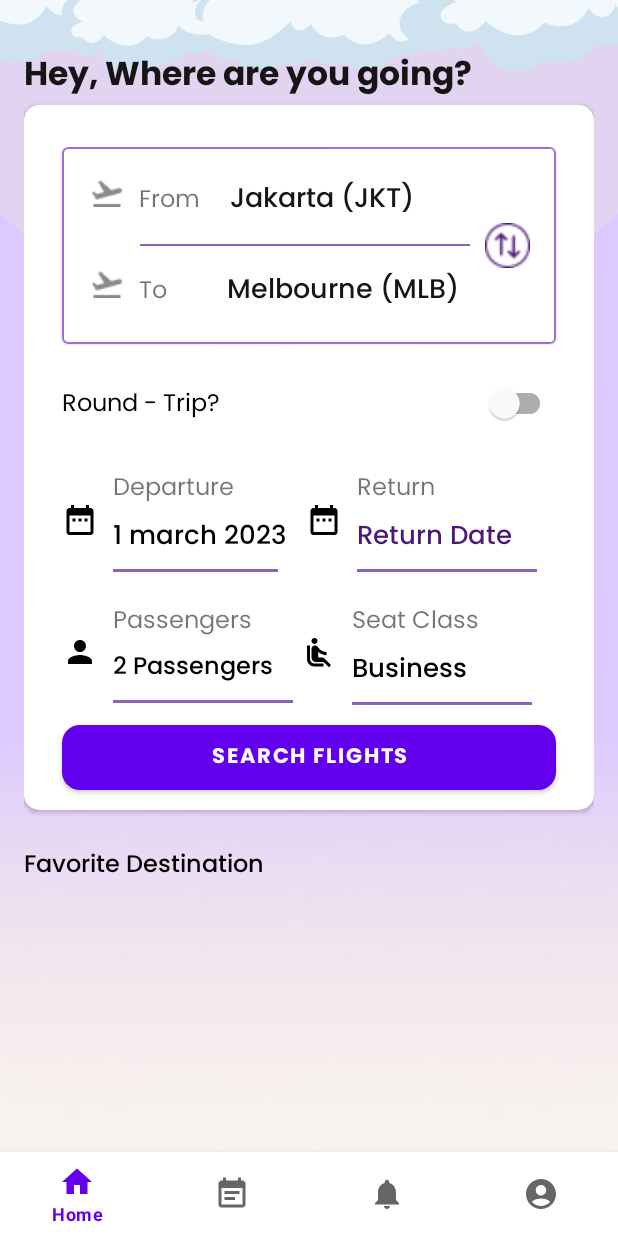
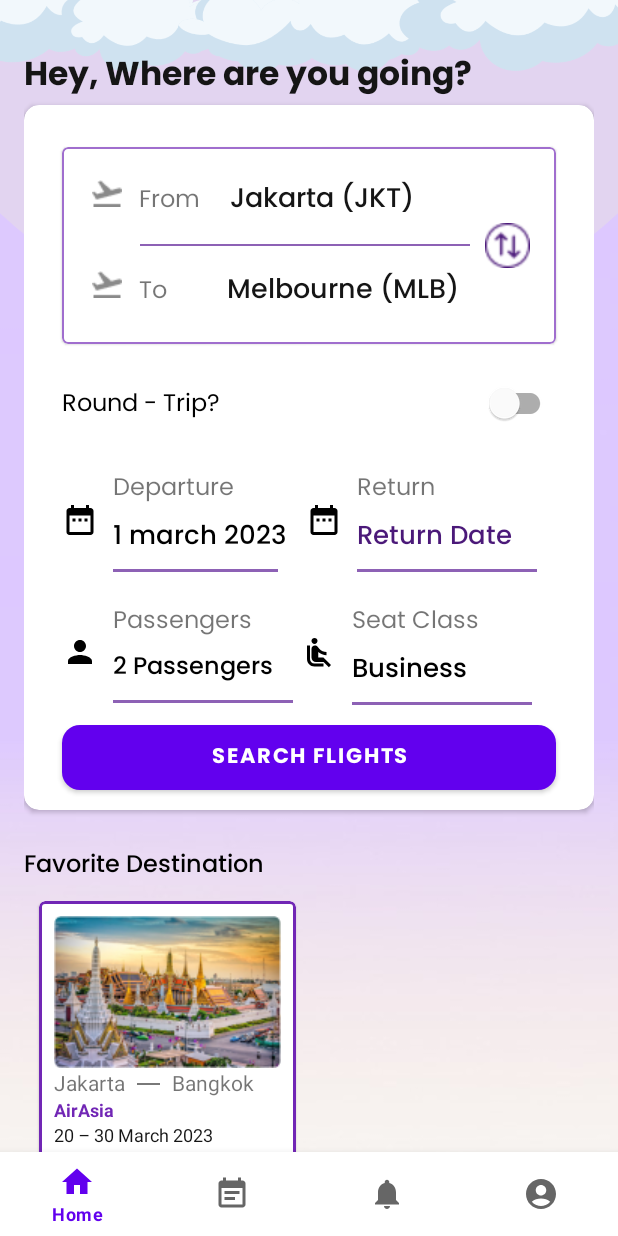
Before and after one commit to TerbangIn/AND-Tiketku, an Android app: the layout fragment_home.xml on its own in the app's theme, with its tools: preview values and no code run, on a phone screen of 412 x 824 dp. Run offline under Robolectric (Android 15) with nearby library versions, the phone set to English and light mode, and no system bars.

Commit message:
Update Item Destination

```diff
--- /dev/null
+++ b/app/src/main/res/layout/bottom_sheet_checkout_non_login.xml
@@ -0,0 +1,7 @@
+<?xml version="1.0" encoding="utf-8"?>
+<androidx.constraintlayout.widget.ConstraintLayout xmlns:android="http://schemas.android.com/apk/res/android"
+    android:layout_width="match_parent"
+    android:layout_height="match_parent">
+
+
+</androidx.constraintlayout.widget.ConstraintLayout>
--- a/app/src/main/res/layout/fragment_home.xml
+++ b/app/src/main/res/layout/fragment_home.xml
@@ -3,9 +3,10 @@
     android:layout_width="match_parent"
     android:layout_height="match_parent"
     xmlns:app="http://schemas.android.com/apk/res-auto"
+    xmlns:tools="http://schemas.android.com/tools"
     android:background="@drawable/baseline_background">
 
-    <ScrollView
+    <androidx.core.widget.NestedScrollView
         android:layout_width="match_parent"
         android:layout_height="wrap_content"
         android:orientation="vertical"
@@ -50,9 +51,11 @@
                         android:layout_marginVertical="28dp"
                         android:layout_marginHorizontal="25dp"
                         app:layout_constraintTop_toTopOf="parent">
+
                         <androidx.constraintlayout.widget.ConstraintLayout
                             android:layout_width="match_parent"
                             android:layout_height="wrap_content">
+
                             <LinearLayout
                                 android:id="@+id/ll_from"
                                 android:layout_width="match_parent"
@@ -99,11 +102,13 @@
                                 android:layout_marginStart="35dp"
                                 android:gravity="center"
                                 app:layout_constraintTop_toBottomOf="@+id/ll_from">
+
                                 <com.google.android.material.divider.MaterialDivider
                                     android:id="@+id/divider_1"
                                     android:layout_width="220dp"
                                     android:layout_height="1dp"
                                     android:background="@color/darkblue03"/>
+
                                 <com.google.android.material.imageview.ShapeableImageView
                                     android:id="@+id/btn_switch"
                                     android:layout_width="30dp"
@@ -148,6 +153,7 @@
                                     android:fontFamily="@font/poppins_medium"
                                     android:layout_marginBottom="20dp"/>
                             </LinearLayout>
+
                         </androidx.constraintlayout.widget.ConstraintLayout>
                     </com.google.android.material.card.MaterialCardView>
                     <LinearLayout
@@ -402,14 +408,22 @@
                 app:layout_constraintStart_toStartOf="parent"
                 app:layout_constraintTop_toBottomOf="@+id/cv_container" />
 
+            <androidx.recyclerview.widget.RecyclerView
+                android:id="@+id/rv_destination"
+                android:layout_width="wrap_content"
+                android:layout_height="wrap_content"
+                app:layout_constraintStart_toStartOf="parent"
+                app:layout_constraintTop_toBottomOf="@id/tv_sign_destination"
+                tools:itemCount="5"
+                tools:listitem="@layout/item_destination" />
 
         </androidx.constraintlayout.widget.ConstraintLayout>
-    </ScrollView>
+    </androidx.core.widget.NestedScrollView>
     <com.google.android.material.bottomnavigation.BottomNavigationView
         android:id="@+id/btn_bottom_navigation"
         android:layout_width="match_parent"
         android:layout_height="wrap_content"
         app:layout_constraintBottom_toBottomOf="parent"
         app:layout_constraintStart_toStartOf="parent"
-        app:menu="@menu/bottom_navigation_menu" />
+        app:menu="@menu/bottom_navigation_menu"/>
 </androidx.constraintlayout.widget.ConstraintLayout>
--- /dev/null
+++ b/app/src/main/res/layout/item_destination.xml
@@ -0,0 +1,101 @@
+<?xml version="1.0" encoding="utf-8"?>
+<com.google.android.material.card.MaterialCardView xmlns:android="http://schemas.android.com/apk/res/android"
+    android:layout_width="match_parent"
+    android:layout_height="match_parent"
+    xmlns:app="http://schemas.android.com/apk/res-auto"
+    android:layout_margin="10dp">
+
+    <com.google.android.material.card.MaterialCardView
+        android:layout_width="wrap_content"
+        android:layout_height="wrap_content"
+        app:strokeColor="@color/darkblue04"
+        app:strokeWidth="2dp">
+
+    <androidx.constraintlayout.widget.ConstraintLayout
+        android:id="@+id/cv_destination"
+        android:layout_width="wrap_content"
+        android:layout_height="wrap_content"
+        app:strokeColor="@color/limegreen03"
+        android:padding="10dp"
+        app:layout_constraintTop_toTopOf="parent"
+        app:layout_constraintStart_toStartOf="parent">
+
+        <com.google.android.material.imageview.ShapeableImageView
+            android:id="@+id/iv_place"
+            android:layout_width="wrap_content"
+            android:layout_height="wrap_content"
+            android:src="@drawable/iv_sample_destionation"
+            app:layout_constraintStart_toStartOf="parent"
+            app:layout_constraintTop_toTopOf="parent"
+            android:scaleType="centerCrop"/>
+        <com.google.android.material.textview.MaterialTextView
+            android:id="@+id/tv_departure"
+            android:layout_width="wrap_content"
+            android:layout_height="wrap_content"
+            android:text="@string/tv_jakarta"
+            app:layout_constraintTop_toBottomOf="@id/iv_place"
+            app:layout_constraintStart_toStartOf="parent"/>
+
+        <com.google.android.material.divider.MaterialDivider
+            android:id="@+id/md_outline"
+            android:layout_width="15dp"
+            android:layout_height="1dp"
+            android:layout_marginHorizontal="8dp"
+            android:layout_marginVertical="10dp"
+            android:background="@color/neutral03"
+            app:layout_constraintStart_toEndOf="@id/tv_departure"
+            app:layout_constraintTop_toBottomOf="@id/iv_place" />
+
+        <com.google.android.material.textview.MaterialTextView
+            android:id="@+id/tv_arrival"
+            android:layout_width="wrap_content"
+            android:layout_height="wrap_content"
+            android:text="@string/tv_bangkok"
+            android:layout_marginStart="8dp"
+            app:layout_constraintTop_toBottomOf="@id/iv_place"
+            app:layout_constraintStart_toEndOf="@id/md_outline"/>
+
+        <com.google.android.material.textview.MaterialTextView
+            android:id="@+id/tv_plane_name"
+            android:layout_width="wrap_content"
+            android:layout_height="wrap_content"
+            android:text="@string/tv_air_asia"
+            android:textSize="12sp"
+            android:textColor="@color/darkblue04"
+            android:textStyle="bold"
+            app:layout_constraintTop_toBottomOf="@id/tv_departure"
+            app:layout_constraintStart_toStartOf="parent"/>
+
+        <com.google.android.material.textview.MaterialTextView
+            android:id="@+id/tv_date"
+            android:layout_width="wrap_content"
+            android:layout_height="wrap_content"
+            android:textColor="@color/neutral05"
+            android:textSize="12sp"
+            android:text="@string/tv_20_30_march_2023"
+            app:layout_constraintTop_toBottomOf="@id/tv_plane_name"
+            app:layout_constraintStart_toStartOf="parent"/>
+
+        <com.google.android.material.textview.MaterialTextView
+            android:id="@+id/tv_start_price"
+            android:layout_width="wrap_content"
+            android:layout_height="wrap_content"
+            android:textSize="12sp"
+            android:textColor="@color/neutral05"
+            android:text="@string/tv_starting_from"
+            app:layout_constraintTop_toBottomOf="@id/tv_date"
+            app:layout_constraintStart_toStartOf="parent"/>
+
+        <com.google.android.material.textview.MaterialTextView
+            android:id="@+id/tv_price_range"
+            android:layout_width="wrap_content"
+            android:layout_height="wrap_content"
+            android:text="@string/tv_idr_950"
+            android:textSize="12sp"
+            android:textStyle="bold"
+            android:textColor="@color/danger"
+            app:layout_constraintTop_toBottomOf="@id/tv_date"
+            app:layout_constraintStart_toEndOf="@id/tv_start_price"/>
+    </androidx.constraintlayout.widget.ConstraintLayout>
+    </com.google.android.material.card.MaterialCardView>
+</com.google.android.material.card.MaterialCardView>
--- a/app/src/main/res/navigation/navigation.xml
+++ b/app/src/main/res/navigation/navigation.xml
@@ -4,7 +4,7 @@
     xmlns:tools="http://schemas.android.com/tools"
     android:id="@+id/navigation"
 
-    app:startDestination="@id/sendOTPFragment">
+    app:startDestination="@id/homeFragment">
 
     <fragment
         android:id="@+id/accountFragment"
```
Also changed, not shown: app/src/main/res/drawable/iv_sample_destionation.png (added), app/src/main/res/drawable/secure_safe.png (renamed from app/src/main/res/drawable/secure_safe_.png).
